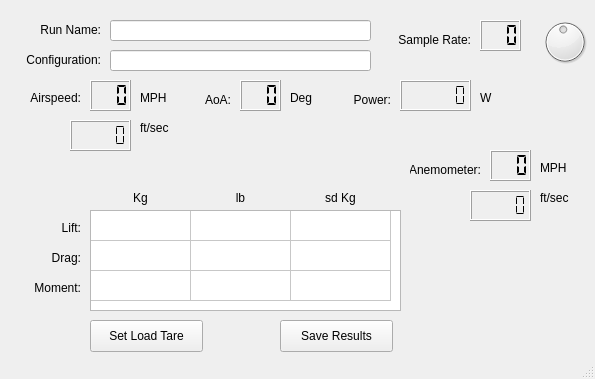
This is Tunnel_Model.ui in n2ee/Wind-Tunnel-GUI as Qt 5 draws it before an edit. The edited form follows.
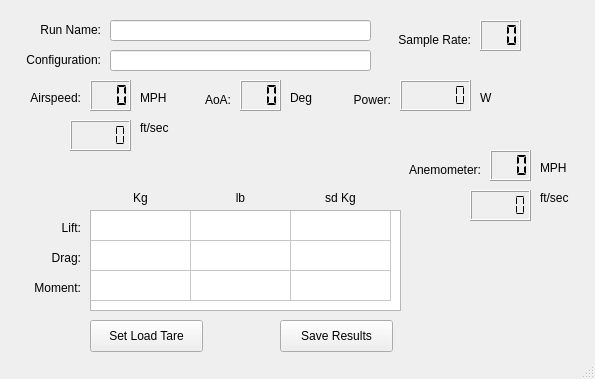
This is the edited form.

Commit message: Add sampleRate to config.ini, remove adjustable dial from display.

The edit to the form file:
```diff
--- a/Tunnel_Model.ui
+++ b/Tunnel_Model.ui
@@ -296,31 +296,6 @@
      <set>Qt::AlignRight|Qt::AlignTrailing|Qt::AlignVCenter</set>
     </property>
    </widget>
-   <widget class="QDial" name="dlSampleRate">
-    <property name="geometry">
-     <rect>
-      <x>540</x>
-      <y>10</y>
-      <width>50</width>
-      <height>64</height>
-     </rect>
-    </property>
-    <property name="minimum">
-     <number>1</number>
-    </property>
-    <property name="maximum">
-     <number>20</number>
-    </property>
-    <property name="value">
-     <number>10</number>
-    </property>
-    <property name="sliderPosition">
-     <number>10</number>
-    </property>
-    <property name="orientation">
-     <enum>Qt::Horizontal</enum>
-    </property>
-   </widget>
    <widget class="QLCDNumber" name="outSpeedFps">
     <property name="geometry">
      <rect>
@@ -462,9 +437,9 @@
    <widget class="QLabel" name="lblAnemometer">
     <property name="geometry">
      <rect>
-      <x>410</x>
+      <x>390</x>
       <y>160</y>
-      <width>71</width>
+      <width>91</width>
       <height>20</height>
      </rect>
     </property>
```
Left out of the diff: 25 changed lines with no effect on the pictures. The commit also changes 3 other files.
